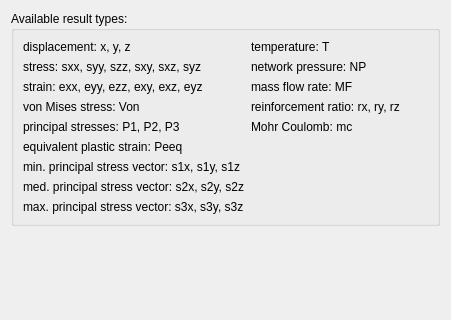
berndhahnebach/All_FreeCAD, file src/Mod/Fem/Gui/Resources/ui/ResultHints.ui: the form before one commit; both pictures show x 0 to 451 and y 0 to 320 of the 451 by 768 pixel window.
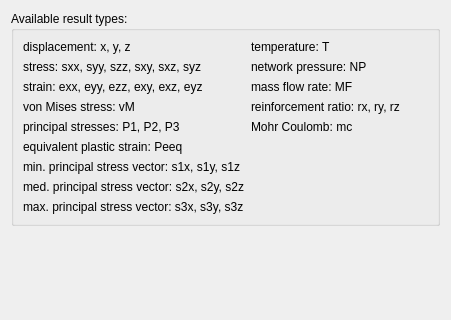
The form after the commit.

Commit message: FEM: use a more precise object name "vonMises" instead "StressValues"

The edit to the form file:
```diff
--- a/src/Mod/Fem/Gui/Resources/ui/ResultHints.ui
+++ b/src/Mod/Fem/Gui/Resources/ui/ResultHints.ui
@@ -90,7 +90,7 @@
           <item row="3" column="0">
            <widget class="QLabel" name="user_def_head_13">
             <property name="text">
-             <string>von Mises stress: Von</string>
+             <string>von Mises stress: vM</string>
             </property>
             <property name="textInteractionFlags">
              <set>Qt::TextSelectableByMouse</set>
```
The commit also changes 5 other files.
